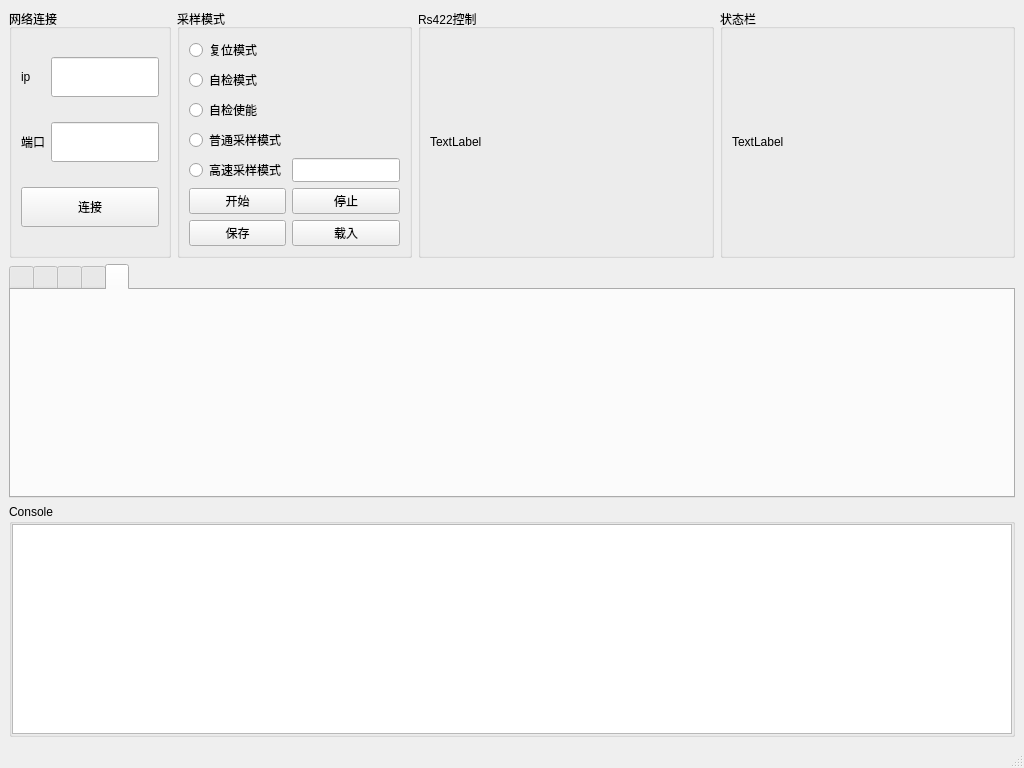
The window that mainwindow.ui (rainyMorning2/Low-frequency-measurement-and-control-GUI) describes before a commit, drawn with Qt 5.
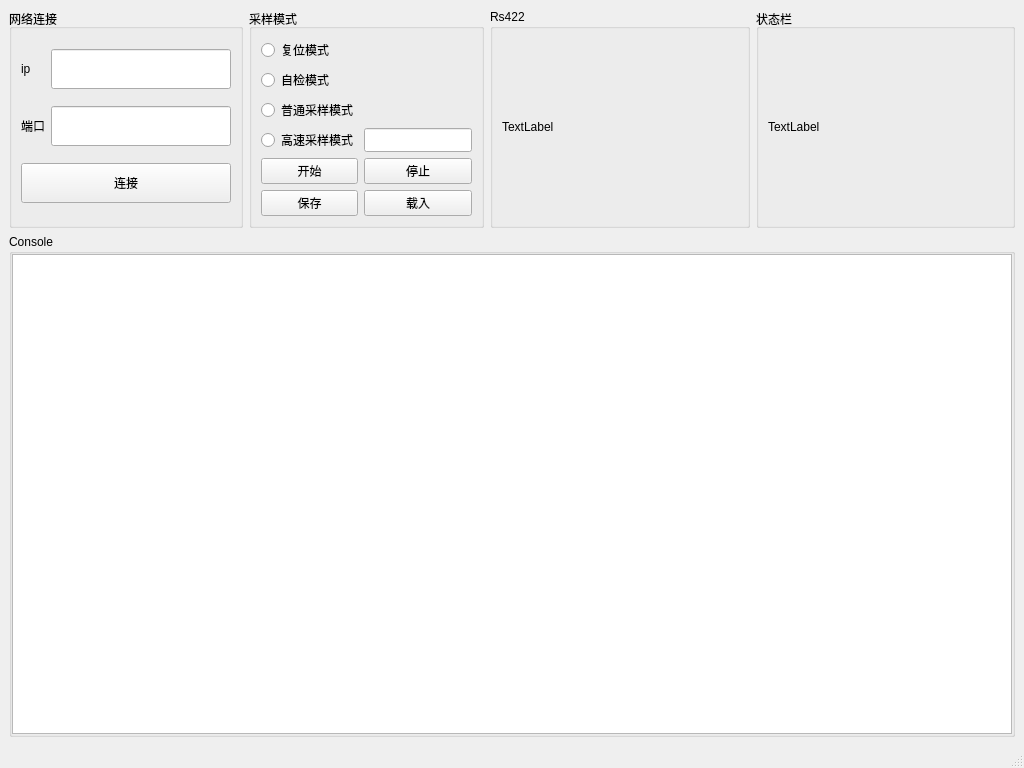
The same window after the commit.

Diff of the .ui file:
```diff
--- a/mainwindow.ui
+++ b/mainwindow.ui
@@ -13,6 +13,9 @@
   <property name="windowTitle">
    <string>MainWindow</string>
   </property>
+  <property name="styleSheet">
+   <string notr="true"/>
+  </property>
   <widget class="QWidget" name="centralwidget">
    <property name="sizePolicy">
     <sizepolicy hsizetype="Expanding" vsizetype="Expanding">
@@ -21,59 +24,14 @@
     </sizepolicy>
    </property>
    <layout class="QGridLayout" name="gridLayout_4">
-    <item row="1" column="0">
-     <layout class="QHBoxLayout" name="horizontalLayout_2">
-      <item>
-       <widget class="QTabWidget" name="tabWidget">
-        <property name="tabPosition">
-         <enum>QTabWidget::North</enum>
-        </property>
-        <property name="tabShape">
-         <enum>QTabWidget::Rounded</enum>
-        </property>
-        <property name="currentIndex">
-         <number>4</number>
-        </property>
-        <property name="documentMode">
-         <bool>false</bool>
-        </property>
-        <widget class="QWidget" name="tab_1">
-         <attribute name="title">
-          <string/>
-         </attribute>
-        </widget>
-        <widget class="QWidget" name="tab_2">
-         <attribute name="title">
-          <string/>
-         </attribute>
-        </widget>
-        <widget class="QWidget" name="tab_3">
-         <attribute name="title">
-          <string/>
-         </attribute>
-        </widget>
-        <widget class="QWidget" name="tab_4">
-         <attribute name="title">
-          <string/>
-         </attribute>
-        </widget>
-        <widget class="QWidget" name="tab_5">
-         <attribute name="title">
-          <string/>
-         </attribute>
-        </widget>
-       </widget>
-      </item>
-      <item>
-       <layout class="QVBoxLayout" name="verticalLayout"/>
-      </item>
-     </layout>
-    </item>
     <item row="2" column="0">
      <widget class="QGroupBox" name="groupBox_3">
       <property name="title">
        <string>Console</string>
       </property>
+      <property name="flat">
+       <bool>true</bool>
+      </property>
       <layout class="QGridLayout" name="gridLayout">
        <property name="leftMargin">
         <number>0</number>
@@ -98,7 +56,10 @@
      </widget>
     </item>
     <item row="0" column="0">
-     <layout class="QHBoxLayout" name="horizontalLayout">
+     <layout class="QHBoxLayout" name="horizontalLayout" stretch="0,0,0,0">
+      <property name="sizeConstraint">
+       <enum>QLayout::SetFixedSize</enum>
+      </property>
       <item>
        <widget class="QGroupBox" name="groupBox_network">
         <property name="sizePolicy">
@@ -138,9 +99,15 @@
              <verstretch>0</verstretch>
             </sizepolicy>
            </property>
+           <property name="minimumSize">
+            <size>
+             <width>180</width>
+             <height>0</height>
+            </size>
+           </property>
            <property name="maximumSize">
             <size>
-             <width>16777215</width>
+             <width>180</width>
              <height>40</height>
             </size>
            </property>
@@ -154,9 +121,15 @@
              <verstretch>0</verstretch>
             </sizepolicy>
            </property>
+           <property name="minimumSize">
+            <size>
+             <width>180</width>
+             <height>0</height>
+            </size>
+           </property>
            <property name="maximumSize">
             <size>
-             <width>16777215</width>
+             <width>180</width>
              <height>40</height>
             </size>
            </property>
@@ -215,36 +188,13 @@
          <string>采样模式</string>
         </property>
         <layout class="QGridLayout" name="gridLayout_3">
-         <item row="0" column="1">
-          <widget class="QRadioButton" name="radioButton_reset_mode">
-           <property name="text">
-            <string>复位模式</string>
-           </property>
-          </widget>
-         </item>
-         <item row="9" column="2">
-          <widget class="QPushButton" name="pushButton_stop">
-           <property name="sizePolicy">
-            <sizepolicy hsizetype="Preferred" vsizetype="Preferred">
-             <horstretch>0</horstretch>
-             <verstretch>0</verstretch>
-            </sizepolicy>
-           </property>
-           <property name="maximumSize">
-            <size>
-             <width>16777215</width>
-             <height>40</height>
-            </size>
-           </property>
-           <property name="text">
-            <string>停止</string>
-           </property>
-          </widget>
-         </item>
-         <item row="8" column="1">
+         <property name="sizeConstraint">
+          <enum>QLayout::SetDefaultConstraint</enum>
+         </property>
+         <item row="3" column="0">
           <widget class="QRadioButton" name="radioButton_high_speed_mode">
            <property name="sizePolicy">
-            <sizepolicy hsizetype="Preferred" vsizetype="Preferred">
+            <sizepolicy hsizetype="Fixed" vsizetype="Fixed">
              <horstretch>0</horstretch>
              <verstretch>0</verstretch>
             </sizepolicy>
@@ -260,26 +210,20 @@
            </property>
           </widget>
          </item>
-         <item row="5" column="1">
-          <widget class="QRadioButton" name="radioButton_normal_mode">
+         <item row="0" column="0">
+          <widget class="QRadioButton" name="radioButton_reset_mode">
            <property name="sizePolicy">
-            <sizepolicy hsizetype="Preferred" vsizetype="Preferred">
+            <sizepolicy hsizetype="Fixed" vsizetype="Fixed">
              <horstretch>0</horstretch>
              <verstretch>0</verstretch>
             </sizepolicy>
            </property>
-           <property name="maximumSize">
-            <size>
-             <width>16777215</width>
-             <height>40</height>
-            </size>
-           </property>
            <property name="text">
-            <string>普通采样模式</string>
+            <string>复位模式</string>
            </property>
           </widget>
          </item>
-         <item row="9" column="1">
+         <item row="4" column="0">
           <widget class="QPushButton" name="pushButton_start">
            <property name="sizePolicy">
             <sizepolicy hsizetype="Preferred" vsizetype="Preferred">
@@ -298,10 +242,64 @@
            </property>
           </widget>
          </item>
-         <item row="10" column="1">
+         <item row="2" column="0">
+          <widget class="QRadioButton" name="radioButton_normal_mode">
+           <property name="sizePolicy">
+            <sizepolicy hsizetype="Fixed" vsizetype="Fixed">
+             <horstretch>0</horstretch>
+             <verstretch>0</verstretch>
+            </sizepolicy>
+           </property>
+           <property name="maximumSize">
+            <size>
+             <width>16777215</width>
+             <height>40</height>
+            </size>
+           </property>
+           <property name="text">
+            <string>普通采样模式</string>
+           </property>
+          </widget>
+         </item>
+         <item row="1" column="0">
+          <widget class="QRadioButton" name="radioButton_selfcheck_mode">
+           <property name="sizePolicy">
+            <sizepolicy hsizetype="Fixed" vsizetype="Fixed">
+             <horstretch>0</horstretch>
+             <verstretch>0</verstretch>
+            </sizepolicy>
+           </property>
+           <property name="maximumSize">
+            <size>
+             <width>16777215</width>
+             <height>40</height>
+            </size>
+           </property>
+           <property name="text">
+            <string>自检模式</string>
+           </property>
+          </widget>
+         </item>
+         <item row="3" column="1">
+          <widget class="QLineEdit" name="lineEdit_high_speed_channel">
+           <property name="sizePolicy">
+            <sizepolicy hsizetype="Fixed" vsizetype="Fixed">
+             <horstretch>0</horstretch>
+             <verstretch>0</verstretch>
+            </sizepolicy>
+           </property>
+           <property name="maximumSize">
+            <size>
+             <width>16777215</width>
+             <height>40</height>
+            </size>
+           </property>
+          </widget>
+         </item>
+         <item row="5" column="0">
           <widget class="QPushButton" name="pushButton_save">
            <property name="sizePolicy">
-            <sizepolicy hsizetype="Preferred" vsizetype="Preferred">
+            <sizepolicy hsizetype="Preferred" vsizetype="Fixed">
              <horstretch>0</horstretch>
              <verstretch>0</verstretch>
             </sizepolicy>
@@ -317,10 +315,10 @@
            </property>
           </widget>
          </item>
-         <item row="10" column="2">
+         <item row="5" column="1">
           <widget class="QPushButton" name="pushButton_load">
            <property name="sizePolicy">
-            <sizepolicy hsizetype="Preferred" vsizetype="Preferred">
+            <sizepolicy hsizetype="Preferred" vsizetype="Fixed">
              <horstretch>0</horstretch>
              <verstretch>0</verstretch>
             </sizepolicy>
@@ -336,45 +334,22 @@
            </property>
           </widget>
          </item>
-         <item row="8" column="2">
-          <widget class="QLineEdit" name="lineEdit_high_speed_channel">
-           <property name="sizePolicy">
-            <sizepolicy hsizetype="Preferred" vsizetype="Preferred">
-             <horstretch>0</horstretch>
-             <verstretch>0</verstretch>
-            </sizepolicy>
-           </property>
-           <property name="maximumSize">
-            <size>
-             <width>16777215</width>
-             <height>40</height>
-            </size>
-           </property>
-          </widget>
-         </item>
-         <item row="1" column="1">
-          <widget class="QRadioButton" name="radioButton_selfcheck_mode">
-           <property name="sizePolicy">
-            <sizepolicy hsizetype="Preferred" vsizetype="Preferred">
-             <horstretch>0</horstretch>
-             <verstretch>0</verstretch>
-            </sizepolicy>
-           </property>
-           <property name="maximumSize">
-            <size>
-             <width>16777215</width>
-             <height>40</height>
-            </size>
-           </property>
-           <property name="text">
-            <string>自检模式</string>
-           </property>
-          </widget>
-         </item>
          <item row="4" column="1">
-          <widget class="QRadioButton" name="radioButton_selfcheck_en">
+          <widget class="QPushButton" name="pushButton_stop">
+           <property name="sizePolicy">
+            <sizepolicy hsizetype="Preferred" vsizetype="Preferred">
+             <horstretch>0</horstretch>
+             <verstretch>0</verstretch>
+            </sizepolicy>
+           </property>
+           <property name="maximumSize">
+            <size>
+             <width>16777215</width>
+             <height>40</height>
+            </size>
+           </property>
            <property name="text">
-            <string>自检使能</string>
+            <string>停止</string>
            </property>
           </widget>
          </item>
@@ -384,7 +359,7 @@
       <item>
        <widget class="QGroupBox" name="groupBox">
         <property name="title">
-         <string>Rs422控制</string>
+         <string>Rs422</string>
         </property>
         <layout class="QGridLayout" name="gridLayout_5">
          <item row="0" column="0">
```
Left out of the diff: 3 changed lines with no effect on the pictures.
